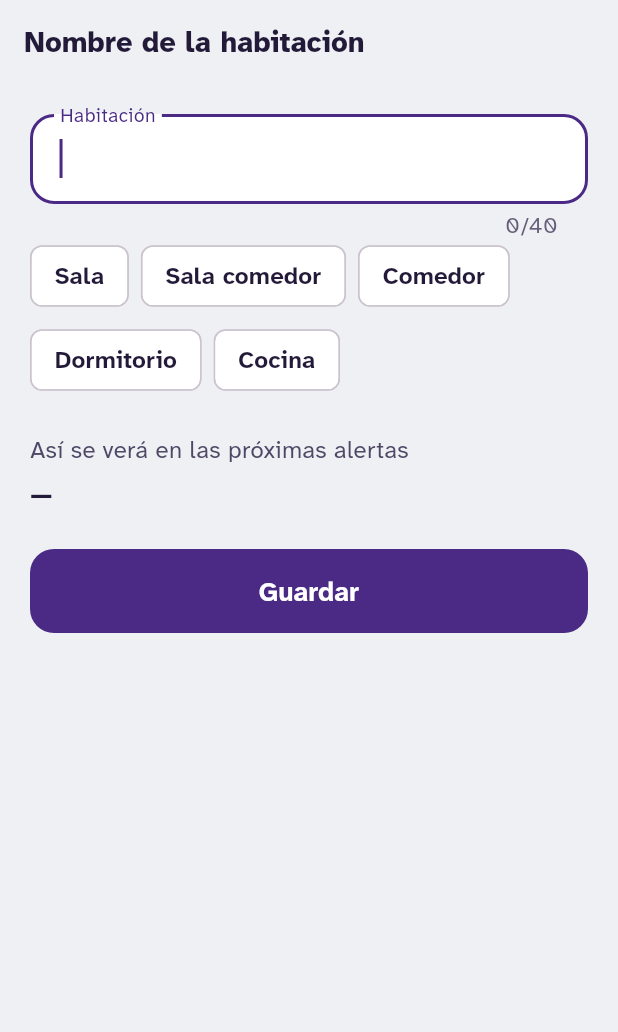
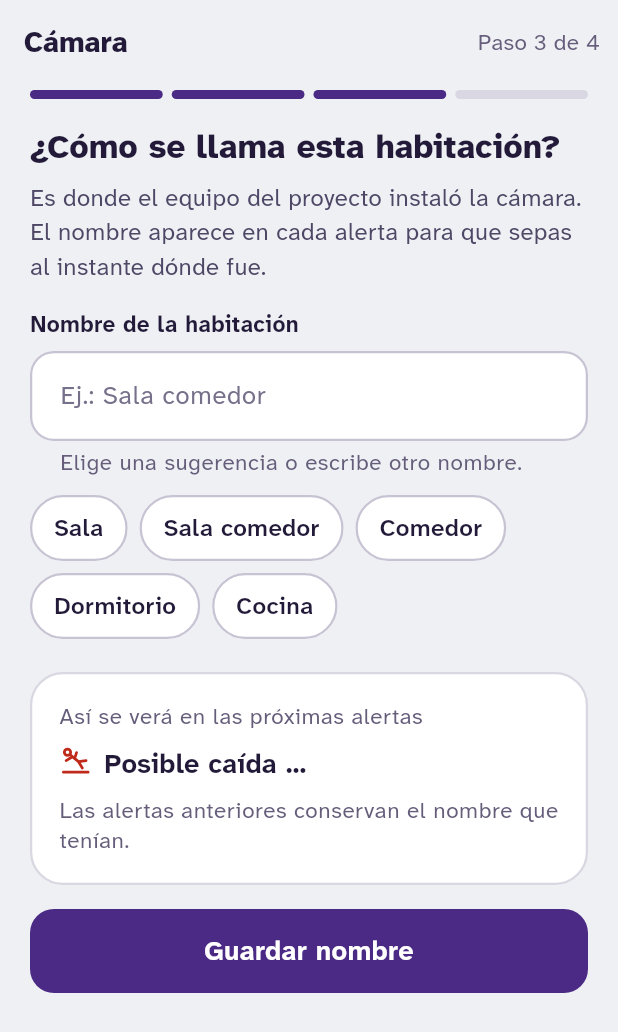
Before and after one commit to Te-Tengo-Tech/te-tengo-mobile-flutter, a Flutter app: the PantallaNombreHabitacion screen opened by its route, on a phone screen of 412 x 824 dp. Shown: the top 1032 px of the screen. Run offline on Flutter 3.47's test engine with Material 3 defaults, Android fonts, the phone set to English and light mode, and no system bars; our stand-ins replace dio, flutter_riverpod, flutter_secure_storage, flutter_svg, go_router; accounts and stored records are empty; network calls fail.

Commit message:
feat(camaras): camera detail and owner-only room rename (US-06)

```diff
--- a/lib/app/router.dart
+++ b/lib/app/router.dart
@@ -6,7 +6,7 @@ import '../core/sesion/sesion.dart';
 import '../core/sesion/sesion_controller.dart';
 import '../features/ajustes/presentation/pantalla_ajustes.dart';
 import '../features/arranque/pantalla_arranque.dart';
-import '../features/camaras/presentation/pantalla_camaras.dart';
+import '../features/camaras/presentation/pantalla_camara.dart';
 import '../features/camaras/presentation/pantalla_nombre_habitacion.dart';
 import '../features/hogar/presentation/pantalla_persona_cuidada.dart';
 import '../features/hogar/presentation/pantalla_persona_setup.dart';
@@ -102,6 +102,7 @@ final routerProvider = Provider<GoRouter>((ref) {
         builder: (context, state) => PantallaNombreHabitacion(
           camaraId: state.uri.queryParameters['id'] ?? '',
           nombreActual: state.uri.queryParameters['actual'] ?? '',
+          enConfiguracion: true,
         ),
       ),
       GoRoute(
@@ -160,11 +161,12 @@ final routerProvider = Provider<GoRouter>((ref) {
         ],
       ),
       GoRoute(
-        path: '/camaras',
-        builder: (context, state) => const PantallaCamaras(),
+        path: '/camara/:id',
+        builder: (context, state) =>
+            PantallaCamara(camaraId: state.pathParameters['id']!),
         routes: [
           GoRoute(
-            path: ':id/nombre',
+            path: 'nombre',
             builder: (context, state) => PantallaNombreHabitacion(
               camaraId: state.pathParameters['id']!,
               nombreActual: state.uri.queryParameters['actual'] ?? '',
--- a/lib/features/camaras/presentation/pantalla_nombre_habitacion.dart
+++ b/lib/features/camaras/presentation/pantalla_nombre_habitacion.dart
@@ -2,19 +2,33 @@ import 'package:flutter/material.dart';
 import 'package:flutter_riverpod/flutter_riverpod.dart';
 import 'package:go_router/go_router.dart';
 
+import '../../../app/tema/colores.dart';
+import '../../../app/tema/tema.dart';
 import '../../../core/red/problema_api.dart';
+import '../../../core/ui/aviso.dart';
+import '../../../core/ui/botones.dart';
+import '../../../core/ui/formulario.dart';
+import '../../../core/ui/iconos.dart';
+import '../../../core/ui/piezas.dart';
+import '../../../core/ui/tarjeta.dart';
 import '../data/camaras_repositorio.dart';
+import '../domain/camara.dart';
 
-/// US-06 / CA-06.2 and CA-06.3: rename the room; empty names are rejected.
+/// US-06, screens 20, 21 and 32: rename the room of the camera (owner only). Empty names are
+/// rejected (CA-06.3); later alerts use the new name (CA-06.2).
 class PantallaNombreHabitacion extends ConsumerStatefulWidget {
   const PantallaNombreHabitacion({
     super.key,
     required this.camaraId,
     required this.nombreActual,
+    this.enConfiguracion = false,
   });
 
   final String camaraId;
   final String nombreActual;
+
+  /// Step 3 of 4 of the setup.
+  final bool enConfiguracion;
 
   /// Suggestions from the design.
   static const sugerencias = [
@@ -25,6 +39,9 @@ class PantallaNombreHabitacion extends ConsumerStatefulWidget {
     'Cocina',
   ];
 
+  /// Same limit as the backend (`1–40 chars`).
+  static const largoMaximo = 40;
+
   @override
   ConsumerState<PantallaNombreHabitacion> createState() =>
       _PantallaNombreHabitacionState();
@@ -33,9 +50,9 @@ class PantallaNombreHabitacion extends ConsumerStatefulWidget {
 class _PantallaNombreHabitacionState
     extends ConsumerState<PantallaNombreHabitacion> {
   late final _control = TextEditingController(text: widget.nombreActual);
-  final _formulario = GlobalKey<FormState>();
+  String? _error;
+  ProblemaApi? _problema;
   bool _guardando = false;
-  String? _errorServidor;
 
   @override
   void dispose() {
@@ -43,20 +60,48 @@ class _PantallaNombreHabitacionState
     super.dispose();
   }
 
+  /// Collapses spaces and capitalizes the first letter, as the prototype.
+  String get _nombre {
+    final n = _control.text.trim().replaceAll(RegExp(r'\s+'), ' ');
+    return n.isEmpty ? n : n[0].toUpperCase() + n.substring(1);
+  }
+
   Future<void> _guardar() async {
-    if (!_formulario.currentState!.validate()) return;
+    final nombre = _nombre;
+    if (nombre.isEmpty) {
+      setState(() => _error = 'Escribe el nombre de la habitación.');
+      return;
+    }
     setState(() {
       _guardando = true;
-      _errorServidor = null;
+      _error = null;
+      _problema = null;
     });
     try {
       await ref
           .read(camarasRepositorioProvider)
-          .renombrar(widget.camaraId, _control.text.trim());
+          .renombrar(widget.camaraId, nombre);
       ref.invalidate(camarasProvider);
-      if (mounted) context.go('/camaras');
+      if (!mounted) return;
+      context.pop();
+      mostrarToast(
+        context,
+        titulo: 'Nombre guardado: $nombre',
+        texto: 'Las próximas alertas dirán «${enHabitacion(nombre)}».',
+        icono: Ico.pin,
+      );
     } on ProblemaApi catch (e) {
-      setState(() => _errorServidor = e.detalle);
+      if (!mounted) return;
+      setState(() {
+        switch (e.codigo) {
+          case 'CAMARA_NOMBRE_VACIO':
+            _error = 'Escribe el nombre de la habitación.';
+          case 'CAMARA_NOMBRE_MUY_LARGO':
+            _error = e.detalle;
+          default:
+            _problema = e;
+        }
+      });
     } finally {
       if (mounted) setState(() => _guardando = false);
     }
@@ -65,61 +110,152 @@ class _PantallaNombreHabitacionState
   @override
   Widget build(BuildContext context) {
     final texto = Theme.of(context).textTheme;
+    final nombre = _nombre;
     return Scaffold(
-      appBar: AppBar(title: const Text('Nombre de la habitación')),
-      body: Form(
-        key: _formulario,
-        child: ListView(
-          padding: const EdgeInsets.all(20),
-          children: [
-            TextFormField(
-              controller: _control,
-              autofocus: true,
-              maxLength: 40,
-              decoration: const InputDecoration(labelText: 'Habitación'),
-              validator: (valor) => (valor == null || valor.trim().isEmpty)
-                  ? 'Escribe el nombre de la habitación.'
-                  : null,
-              onChanged: (_) => setState(() {}),
+      appBar: widget.enConfiguracion
+          ? const CabeceraConfiguracion(paso: 3, titulo: 'Cámara')
+          : AppBar(title: const Text('Nombre de la habitación')),
+      body: ListView(
+        padding: EdgeInsets.fromLTRB(
+          20,
+          widget.enConfiguracion ? 0 : 4,
+          20,
+          28,
+        ),
+        children: [
+          Semantics(
+            header: true,
+            child: Text(
+              '¿Cómo se llama esta habitación?',
+              style: texto.titleLarge,
             ),
-            Wrap(
-              spacing: 8,
-              runSpacing: 8,
+          ),
+          const SizedBox(height: 8),
+          Text(
+            'Es donde el equipo del proyecto instaló la cámara. El nombre '
+            'aparece en cada alerta para que sepas al instante dónde fue.',
+            style: texto.bodyMedium,
+          ),
+          const SizedBox(height: 16),
+          if (_problema != null) ...[
+            MensajeProblema(_problema!),
+            const SizedBox(height: 16),
+          ],
+          CampoTexto(
+            etiqueta: 'Nombre de la habitación',
+            controlador: _control,
+            error: _error,
+            marcador: 'Ej.: Sala comedor',
+            ayuda: 'Elige una sugerencia o escribe otro nombre.',
+            longitudMaxima: PantallaNombreHabitacion.largoMaximo,
+            alCambiar: (_) => setState(() => _error = null),
+            alEnviar: (_) => _guardar(),
+          ),
+          Transform.translate(
+            offset: const Offset(0, -6),
+            child: Semantics(
+              label: 'Sugerencias',
+              child: Wrap(
+                spacing: 8,
+                runSpacing: 8,
+                children: [
+                  for (final s in PantallaNombreHabitacion.sugerencias)
+                    _Sugerencia(
+                      texto: s,
+                      elegida: nombre == s,
+                      alTocar: () => setState(() {
+                        _control.text = s;
+                        _error = null;
+                      }),
+                    ),
+                ],
+              ),
+            ),
+          ),
+          const SizedBox(height: 16),
+          TarjetaBanda(
+            borde: true,
+            child: Column(
+              crossAxisAlignment: CrossAxisAlignment.start,
               children: [
-                for (final sugerencia in PantallaNombreHabitacion.sugerencias)
-                  ActionChip(
-                    label: Text(sugerencia),
-                    onPressed: () => setState(() => _control.text = sugerencia),
-                  ),
+                Text(
+                  'Así se verá en las próximas alertas',
+                  style: texto.bodySmall,
+                ),
+                const SizedBox(height: 8),
+                Row(
+                  crossAxisAlignment: CrossAxisAlignment.start,
+                  children: [
+                    const Icono(Ico.fall, tamano: 22, color: Colores.caida),
+                    const SizedBox(width: 8),
+                    Expanded(
+                      child: Text(
+                        nombre.isEmpty
+                            ? 'Posible caída …'
+                            : 'Posible caída ${enHabitacion(nombre)}',
+                        style: texto.titleMedium,
+                      ),
+                    ),
+                  ],
+                ),
+                const SizedBox(height: 8),
+                Text(
+                  'Las alertas anteriores conservan el nombre que tenían.',
+                  style: texto.bodySmall,
+                ),
               ],
             ),
-            const SizedBox(height: 24),
-            Text(
-              'Así se verá en las próximas alertas',
-              style: texto.bodyMedium,
-            ),
-            const SizedBox(height: 4),
-            Text(
-              _control.text.trim().isEmpty
-                  ? '—'
-                  : 'Caída en ${_control.text.trim()}',
-              style: texto.titleMedium,
-            ),
-            if (_errorServidor != null) ...[
-              const SizedBox(height: 16),
-              Text(
-                _errorServidor!,
-                style: TextStyle(color: Theme.of(context).colorScheme.error),
-              ),
-            ],
-            const SizedBox(height: 24),
-            FilledButton(
-              onPressed: _guardando ? null : _guardar,
-              child: Text(_guardando ? 'Guardando…' : 'Guardar'),
-            ),
-          ],
-        ),
+          ),
+          const SizedBox(height: 16),
+          Boton('Guardar nombre', cargando: _guardando, alPresionar: _guardar),
+        ],
       ),
     );
   }
 }
+
+/// Suggestion chip (`.chip`): selected ones are filled in ink.
+class _Sugerencia extends StatelessWidget {
+  const _Sugerencia({
+    required this.texto,
+    required this.elegida,
+    required this.alTocar,
+  });
+
+  final String texto;
+  final bool elegida;
+  final VoidCallback alTocar;
+
+  @override
+  Widget build(BuildContext context) => Semantics(
+    button: true,
+    selected: elegida,
+    child: Material(
+      color: elegida ? Colores.tinta : Colores.tarjeta,
+      shape: StadiumBorder(
+        side: BorderSide(
+          color: elegida ? Colores.tinta : Colores.linea2,
+          width: 1.5,
+        ),
+      ),
+      child: InkWell(
+        customBorder: const StadiumBorder(),
+        onTap: alTocar,
+        child: ConstrainedBox(
+          constraints: const BoxConstraints(minHeight: 44),
+          child: Padding(
+            padding: const EdgeInsets.symmetric(horizontal: 16, vertical: 10),
+            child: Text(
+              texto,
+              style: estiloTexto(
+                16,
+                600,
+                color: elegida ? Colors.white : Colores.tinta,
+              ),
+            ),
+          ),
+        ),
+      ),
+    ),
+  );
+}
```
Also changed, not shown: lib/features/camaras/presentation/pantalla_camara.dart (added, +120 -0 lines), lib/features/camaras/presentation/pantalla_camaras.dart (deleted, +0 -79 lines), 4 other files.
